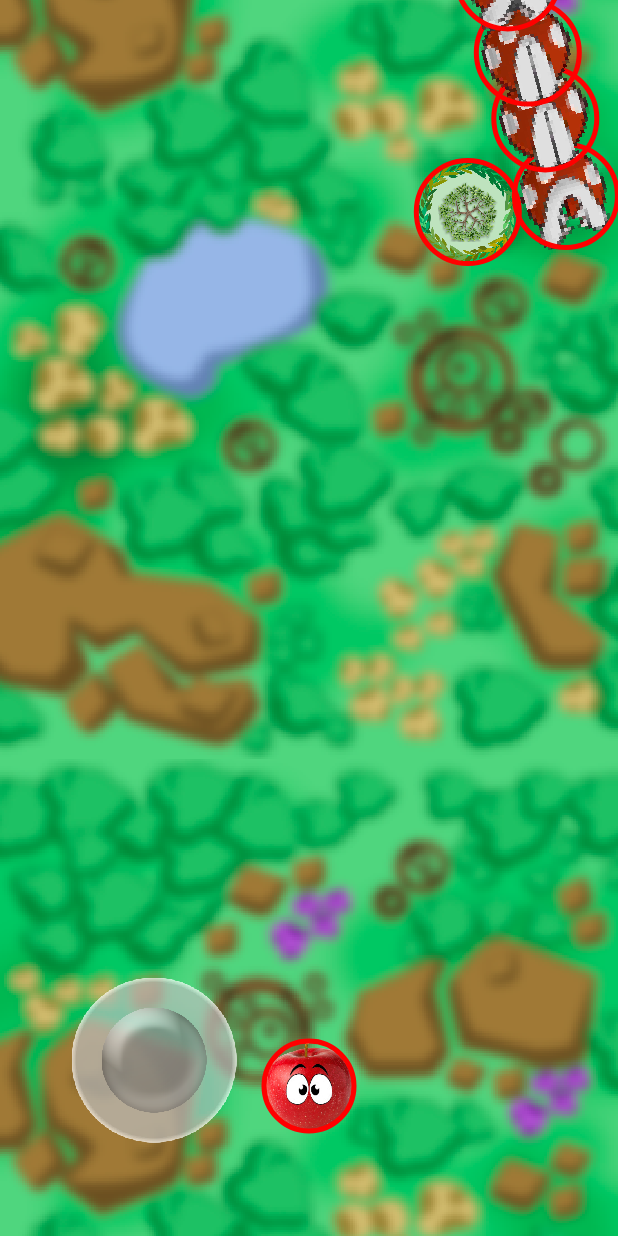
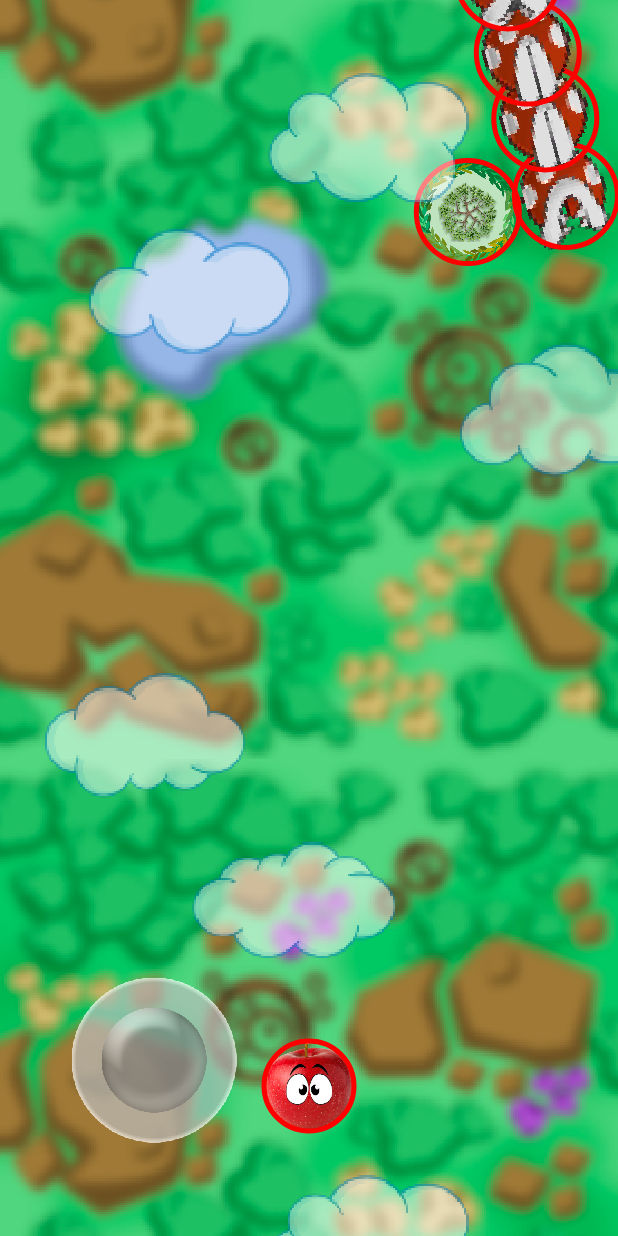
Before and after one commit to rkdlqzz/Android-Game-Programming, an Android app: the screen it shows after launch (MainActivity), on a phone screen of 412 x 824 dp. Run offline under Robolectric (Android 15) with nearby library versions, the phone set to English and light mode, and no system bars.

Commit message:
구름 화면에 띄우기

```diff
--- a/APPLE/app/src/main/java/com/example/apple/game/MainGame.java
+++ b/APPLE/app/src/main/java/com/example/apple/game/MainGame.java
@@ -36,7 +36,7 @@ public class MainGame {
     public float frameTime;
     protected ArrayList<ArrayList<GameObject>> layers;
     public enum Layer {
-        bg, item, enemy, player, controller, manager, COUNT
+        bg, item, enemy, player, controller, cloud, manager, COUNT
     }
     private Apple apple;
     private Joystick joystick;
@@ -64,6 +64,7 @@ public class MainGame {
         add(Layer.player, apple);
 
         add(Layer.bg, new Background(R.mipmap.background, Metrics.size(R.dimen.bg_speed)));
+        add(Layer.cloud, new Background(R.mipmap.clouds, Metrics.size(R.dimen.cloud_speed)));
 
         collisionPaint = new Paint();
         collisionPaint.setStrokeWidth(5);
--- a/APPLE/app/src/main/res/values/dimens.xml
+++ b/APPLE/app/src/main/res/values/dimens.xml
@@ -1,6 +1,7 @@
 <?xml version="1.0" encoding="utf-8"?>
 <resources>
     <dimen name="bg_speed">10dp</dimen>
+    <dimen name="cloud_speed">15dp</dimen>
     <dimen name="apple_radius">30dp</dimen>
     <dimen name="apple_red_speed">200dp</dimen>
     <dimen name="apple_green_speed">300dp</dimen>
```
